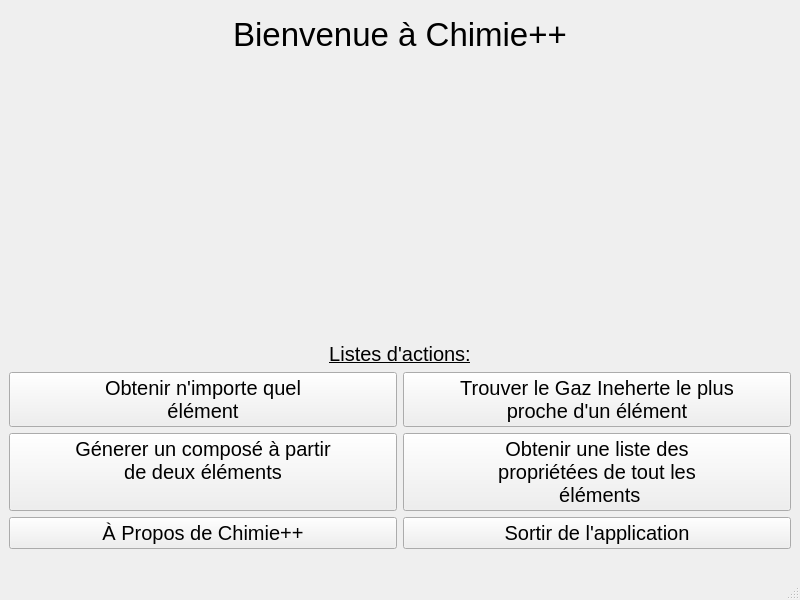
Above: Qt/Chimie/mainwindow.ui from ToxicJuice23/chimie- before the change. Below: the same form after it.
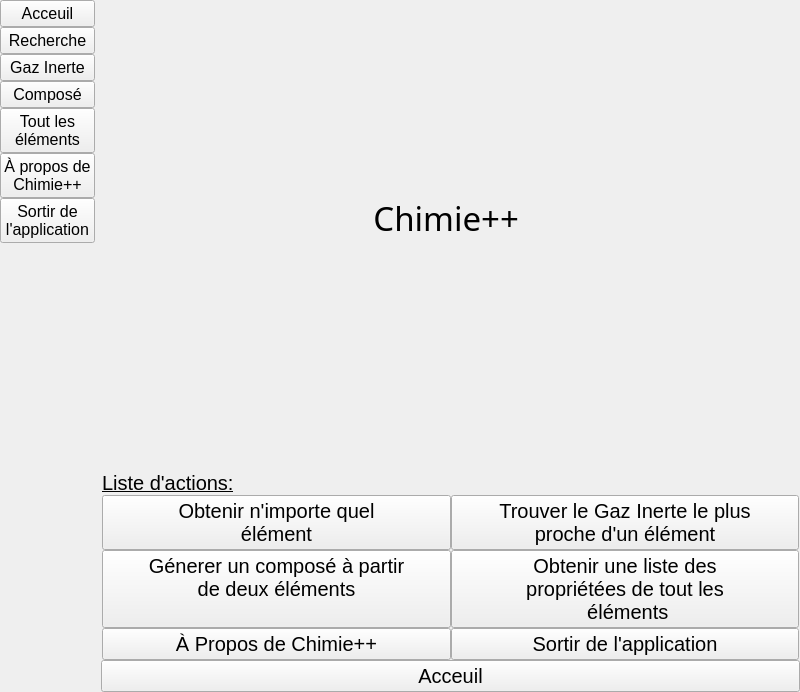
That is the form after the change. Icons and pictures are not drawn.

Patch:
```diff
--- a/Qt/Chimie/mainwindow.ui
+++ b/Qt/Chimie/mainwindow.ui
@@ -7,7 +7,7 @@
     <x>0</x>
     <y>0</y>
     <width>800</width>
-    <height>600</height>
+    <height>692</height>
    </rect>
   </property>
   <property name="font">
@@ -24,134 +24,502 @@
      <pointsize>25</pointsize>
     </font>
    </property>
-   <layout class="QGridLayout" name="gridLayout">
-    <item row="8" column="1">
-     <widget class="QPushButton" name="pushButton_5">
-      <property name="font">
-       <font>
-        <pointsize>15</pointsize>
-       </font>
-      </property>
-      <property name="text">
-       <string>Trouver le Gaz Ineherte le plus
-proche d'un élément</string>
-      </property>
+   <layout class="QGridLayout" name="gridLayout_4">
+    <property name="leftMargin">
+     <number>0</number>
+    </property>
+    <property name="topMargin">
+     <number>0</number>
+    </property>
+    <property name="rightMargin">
+     <number>0</number>
+    </property>
+    <property name="bottomMargin">
+     <number>0</number>
+    </property>
+    <property name="spacing">
+     <number>0</number>
+    </property>
+    <item row="0" column="0" rowspan="3">
+     <widget class="QWidget" name="sideBarWidget" native="true">
+      <layout class="QGridLayout" name="gridLayout_8">
+       <property name="leftMargin">
+        <number>0</number>
+       </property>
+       <property name="topMargin">
+        <number>0</number>
+       </property>
+       <property name="rightMargin">
+        <number>0</number>
+       </property>
+       <property name="bottomMargin">
+        <number>0</number>
+       </property>
+       <property name="spacing">
+        <number>0</number>
+       </property>
+       <item row="0" column="0">
+        <layout class="QVBoxLayout" name="sideBar">
+         <property name="spacing">
+          <number>0</number>
+         </property>
+         <item>
+          <widget class="QPushButton" name="pushButton_16">
+           <property name="font">
+            <font>
+             <pointsize>12</pointsize>
+            </font>
+           </property>
+           <property name="text">
+            <string>Acceuil</string>
+           </property>
+          </widget>
+         </item>
+         <item>
+          <widget class="QPushButton" name="pushButton_11">
+           <property name="font">
+            <font>
+             <pointsize>12</pointsize>
+            </font>
+           </property>
+           <property name="text">
+            <string>Recherche</string>
+           </property>
+          </widget>
+         </item>
+         <item>
+          <widget class="QPushButton" name="pushButton_12">
+           <property name="font">
+            <font>
+             <pointsize>12</pointsize>
+            </font>
+           </property>
+           <property name="text">
+            <string>Gaz Inerte</string>
+           </property>
+          </widget>
+         </item>
+         <item>
+          <widget class="QPushButton" name="pushButton_13">
+           <property name="font">
+            <font>
+             <pointsize>12</pointsize>
+            </font>
+           </property>
+           <property name="text">
+            <string>Composé</string>
+           </property>
+          </widget>
+         </item>
+         <item>
+          <widget class="QPushButton" name="pushButton_14">
+           <property name="font">
+            <font>
+             <pointsize>12</pointsize>
+            </font>
+           </property>
+           <property name="text">
+            <string>Tout les
+éléments</string>
+           </property>
+          </widget>
+         </item>
+         <item>
+          <widget class="QPushButton" name="pushButton_10">
+           <property name="font">
+            <font>
+             <pointsize>12</pointsize>
+            </font>
+           </property>
+           <property name="text">
+            <string>À propos de
+Chimie++</string>
+           </property>
+          </widget>
+         </item>
+         <item>
+          <widget class="QPushButton" name="pushButton_15">
+           <property name="font">
+            <font>
+             <pointsize>12</pointsize>
+            </font>
+           </property>
+           <property name="text">
+            <string>Sortir de
+l'application</string>
+           </property>
+          </widget>
+         </item>
+         <item>
+          <widget class="QLabel" name="label_3">
+           <property name="text">
+            <string/>
+           </property>
+          </widget>
+         </item>
+        </layout>
+       </item>
+      </layout>
      </widget>
     </item>
-    <item row="12" column="0">
-     <widget class="QPushButton" name="pushButton_2">
+    <item row="0" column="2">
+     <widget class="QStackedWidget" name="stackedWidget">
       <property name="font">
        <font>
-        <pointsize>15</pointsize>
+        <pointsize>4</pointsize>
        </font>
       </property>
-      <property name="text">
-       <string>À Propos de Chimie++</string>
+      <property name="currentIndex">
+       <number>0</number>
       </property>
-     </widget>
-    </item>
-    <item row="12" column="1">
-     <widget class="QPushButton" name="pushButton">
-      <property name="font">
-       <font>
-        <pointsize>15</pointsize>
-       </font>
-      </property>
-      <property name="text">
-       <string>Sortir de l'application</string>
-      </property>
-     </widget>
-    </item>
-    <item row="10" column="0">
-     <widget class="QPushButton" name="pushButton_3">
-      <property name="font">
-       <font>
-        <pointsize>15</pointsize>
-       </font>
-      </property>
-      <property name="text">
-       <string>Génerer un composé à partir
-de deux éléments
-</string>
-      </property>
-     </widget>
-    </item>
-    <item row="10" column="1">
-     <widget class="QPushButton" name="pushButton_4">
-      <property name="font">
-       <font>
-        <pointsize>15</pointsize>
-       </font>
-      </property>
-      <property name="text">
-       <string>Obtenir une liste des
+      <widget class="QWidget" name="home">
+       <layout class="QGridLayout" name="gridLayout_3">
+        <property name="leftMargin">
+         <number>1</number>
+        </property>
+        <property name="topMargin">
+         <number>0</number>
+        </property>
+        <property name="rightMargin">
+         <number>0</number>
+        </property>
+        <property name="bottomMargin">
+         <number>0</number>
+        </property>
+        <property name="spacing">
+         <number>0</number>
+        </property>
+        <item row="0" column="0">
+         <layout class="QGridLayout" name="gridLayout_2">
+          <property name="rightMargin">
+           <number>1</number>
+          </property>
+          <property name="spacing">
+           <number>0</number>
+          </property>
+          <item row="4" column="1">
+           <widget class="QPushButton" name="pushButton_4">
+            <property name="font">
+             <font>
+              <pointsize>15</pointsize>
+             </font>
+            </property>
+            <property name="text">
+             <string>Obtenir une liste des
 propriétées de tout les
  éléments</string>
-      </property>
-     </widget>
-    </item>
-    <item row="8" column="0">
-     <widget class="QPushButton" name="pushButton_6">
-      <property name="font">
-       <font>
-        <pointsize>15</pointsize>
-       </font>
-      </property>
-      <property name="text">
-       <string>Obtenir n'importe quel
+            </property>
+           </widget>
+          </item>
+          <item row="5" column="0">
+           <widget class="QPushButton" name="pushButton_2">
+            <property name="font">
+             <font>
+              <pointsize>15</pointsize>
+             </font>
+            </property>
+            <property name="text">
+             <string>À Propos de Chimie++</string>
+            </property>
+           </widget>
+          </item>
+          <item row="3" column="0">
+           <widget class="QPushButton" name="pushButton_6">
+            <property name="font">
+             <font>
+              <pointsize>15</pointsize>
+             </font>
+            </property>
+            <property name="text">
+             <string>Obtenir n'importe quel
 élément</string>
-      </property>
+            </property>
+           </widget>
+          </item>
+          <item row="5" column="1">
+           <widget class="QPushButton" name="pushButton">
+            <property name="font">
+             <font>
+              <pointsize>15</pointsize>
+             </font>
+            </property>
+            <property name="text">
+             <string>Sortir de l'application</string>
+            </property>
+           </widget>
+          </item>
+          <item row="4" column="0">
+           <widget class="QPushButton" name="pushButton_3">
+            <property name="font">
+             <font>
+              <pointsize>15</pointsize>
+             </font>
+            </property>
+            <property name="text">
+             <string>Génerer un composé à partir
+de deux éléments
+</string>
+            </property>
+           </widget>
+          </item>
+          <item row="2" column="0" colspan="2">
+           <widget class="QLabel" name="label_2">
+            <property name="font">
+             <font>
+              <pointsize>15</pointsize>
+              <underline>true</underline>
+             </font>
+            </property>
+            <property name="text">
+             <string>
+
+
+
+
+
+
+
+
+
+Liste d'actions:</string>
+            </property>
+            <property name="alignment">
+             <set>Qt::AlignLeading|Qt::AlignLeft|Qt::AlignVCenter</set>
+            </property>
+           </widget>
+          </item>
+          <item row="3" column="1">
+           <widget class="QPushButton" name="pushButton_5">
+            <property name="font">
+             <font>
+              <pointsize>15</pointsize>
+             </font>
+            </property>
+            <property name="text">
+             <string>Trouver le Gaz Inerte le plus
+proche d'un élément</string>
+            </property>
+           </widget>
+          </item>
+          <item row="1" column="0" colspan="2">
+           <widget class="QLabel" name="label_5">
+            <property name="font">
+             <font>
+              <family>Sans Serif</family>
+              <pointsize>25</pointsize>
+             </font>
+            </property>
+            <property name="text">
+             <string>&lt;html&gt;&lt;head/&gt;&lt;body&gt;&lt;p&gt;&lt;pre style=&quot;font-family: sans-serif&quot;&gt;Chimie++ &lt;/pre&gt;&lt;img src=&quot;:/chimieLogo.ico&quot; width=40/&gt;&lt;/p&gt;&lt;/body&gt;&lt;/html&gt;</string>
+            </property>
+            <property name="alignment">
+             <set>Qt::AlignBottom|Qt::AlignHCenter</set>
+            </property>
+           </widget>
+          </item>
+         </layout>
+        </item>
+       </layout>
+      </widget>
+      <widget class="QWidget" name="info">
+       <property name="font">
+        <font>
+         <family>Ubuntu Mono</family>
+         <pointsize>4</pointsize>
+        </font>
+       </property>
+       <layout class="QGridLayout" name="gridLayout">
+        <property name="leftMargin">
+         <number>0</number>
+        </property>
+        <property name="topMargin">
+         <number>0</number>
+        </property>
+        <property name="rightMargin">
+         <number>0</number>
+        </property>
+        <property name="bottomMargin">
+         <number>0</number>
+        </property>
+        <property name="spacing">
+         <number>0</number>
+        </property>
+        <item row="0" column="1">
+         <widget class="QLineEdit" name="elementInput">
+          <property name="font">
+           <font>
+            <family>Ubuntu</family>
+            <pointsize>10</pointsize>
+           </font>
+          </property>
+          <property name="text">
+           <string/>
+          </property>
+         </widget>
+        </item>
+        <item row="0" column="2">
+         <widget class="QPushButton" name="pushButton_7">
+          <property name="font">
+           <font>
+            <family>Ubuntu</family>
+            <pointsize>10</pointsize>
+           </font>
+          </property>
+          <property name="text">
+           <string>Chercher</string>
+          </property>
+         </widget>
+        </item>
+        <item row="1" column="1" colspan="2">
+         <widget class="QLabel" name="elementInfo">
+          <property name="font">
+           <font>
+            <family>Ubuntu Mono</family>
+            <pointsize>20</pointsize>
+           </font>
+          </property>
+          <property name="text">
+           <string/>
+          </property>
+          <property name="alignment">
+           <set>Qt::AlignCenter</set>
+          </property>
+         </widget>
+        </item>
+       </layout>
+      </widget>
+      <widget class="QWidget" name="gazInerte">
+       <property name="font">
+        <font>
+         <pointsize>10</pointsize>
+        </font>
+       </property>
+       <layout class="QGridLayout" name="gridLayout_5">
+        <property name="leftMargin">
+         <number>0</number>
+        </property>
+        <property name="topMargin">
+         <number>0</number>
+        </property>
+        <property name="rightMargin">
+         <number>0</number>
+        </property>
+        <property name="bottomMargin">
+         <number>0</number>
+        </property>
+        <property name="spacing">
+         <number>0</number>
+        </property>
+        <item row="0" column="0">
+         <widget class="QLineEdit" name="elementInput_2"/>
+        </item>
+        <item row="0" column="1">
+         <widget class="QPushButton" name="pushButton_9">
+          <property name="text">
+           <string>Chercher</string>
+          </property>
+         </widget>
+        </item>
+        <item row="1" column="0" colspan="2">
+         <widget class="QLabel" name="elementInfo_2">
+          <property name="font">
+           <font>
+            <pointsize>20</pointsize>
+           </font>
+          </property>
+          <property name="text">
+           <string/>
+          </property>
+          <property name="alignment">
+           <set>Qt::AlignCenter</set>
+          </property>
+         </widget>
+        </item>
+       </layout>
+      </widget>
+      <widget class="QWidget" name="allElements">
+       <layout class="QGridLayout" name="gridLayout_6">
+        <property name="leftMargin">
+         <number>0</number>
+        </property>
+        <property name="topMargin">
+         <number>0</number>
+        </property>
+        <property name="rightMargin">
+         <number>0</number>
+        </property>
+        <property name="bottomMargin">
+         <number>0</number>
+        </property>
+        <property name="spacing">
+         <number>0</number>
+        </property>
+        <item row="0" column="0">
+         <widget class="QScrollArea" name="scrollArea">
+          <property name="widgetResizable">
+           <bool>true</bool>
+          </property>
+          <widget class="QWidget" name="scrollAreaContainer">
+           <property name="geometry">
+            <rect>
+             <x>0</x>
+             <y>0</y>
+             <width>693</width>
+             <height>658</height>
+            </rect>
+           </property>
+           <layout class="QGridLayout" name="gridLayout_7">
+            <item row="0" column="0">
+             <widget class="QLabel" name="elementList">
+              <property name="font">
+               <font>
+                <pointsize>20</pointsize>
+               </font>
+              </property>
+              <property name="text">
+               <string/>
+              </property>
+              <property name="alignment">
+               <set>Qt::AlignCenter</set>
+              </property>
+             </widget>
+            </item>
+           </layout>
+          </widget>
+         </widget>
+        </item>
+       </layout>
+      </widget>
+      <widget class="QWidget" name="page_3"/>
+      <widget class="QWidget" name="page_4"/>
      </widget>
     </item>
-    <item row="1" column="0" colspan="2">
-     <widget class="QLabel" name="label">
-      <property name="font">
-       <font>
-        <pointsize>25</pointsize>
-       </font>
-      </property>
-      <property name="styleSheet">
-       <string notr="true"/>
-      </property>
-      <property name="text">
-       <string>Bienvenue à Chimie++</string>
-      </property>
-      <property name="alignment">
-       <set>Qt::AlignCenter</set>
-      </property>
-     </widget>
-    </item>
-    <item row="2" column="0" colspan="2">
-     <widget class="QLabel" name="label_2">
+    <item row="2" column="2">
+     <widget class="QPushButton" name="pushButton_8">
       <property name="font">
        <font>
         <pointsize>15</pointsize>
-        <underline>true</underline>
        </font>
       </property>
       <property name="text">
-       <string>
-
-
-
-
-
-
-
-
-
-
-
-Listes d'actions:</string>
+       <string>Acceuil</string>
       </property>
-      <property name="alignment">
-       <set>Qt::AlignCenter</set>
+     </widget>
+    </item>
+    <item row="2" column="1">
+     <widget class="QLabel" name="label_4">
+      <property name="font">
+       <font>
+        <pointsize>20</pointsize>
+       </font>
+      </property>
+      <property name="text">
+       <string> </string>
       </property>
      </widget>
     </item>
    </layout>
   </widget>
-  <widget class="QStatusBar" name="statusbar"/>
  </widget>
  <resources/>
  <connections/>
```
